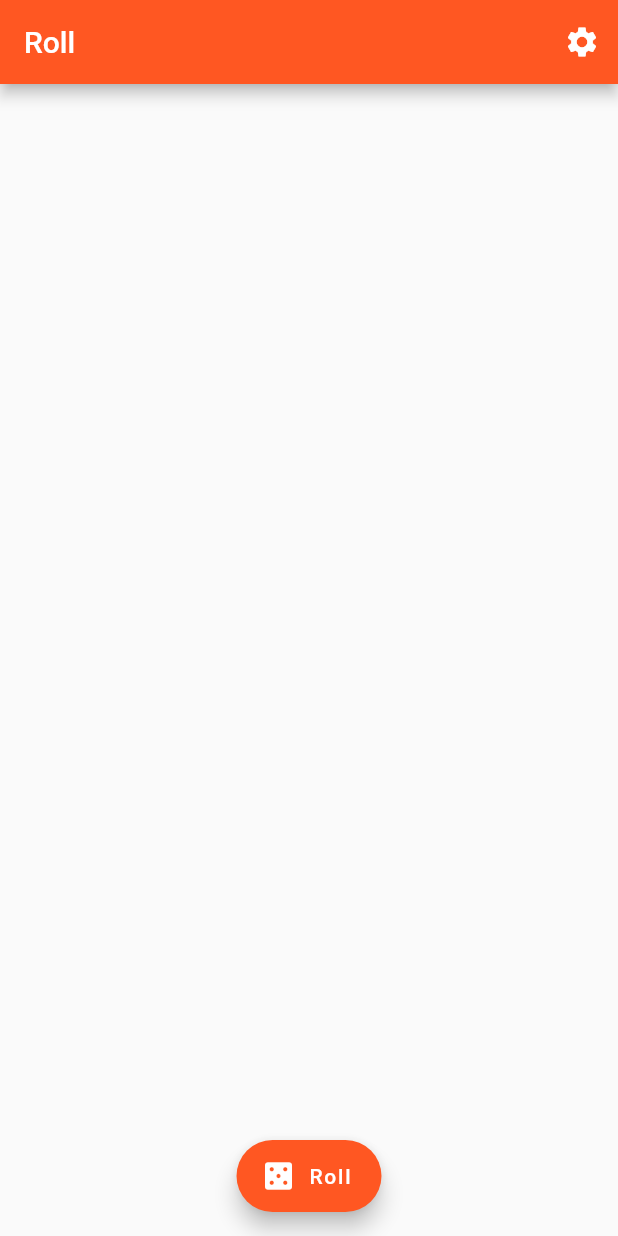
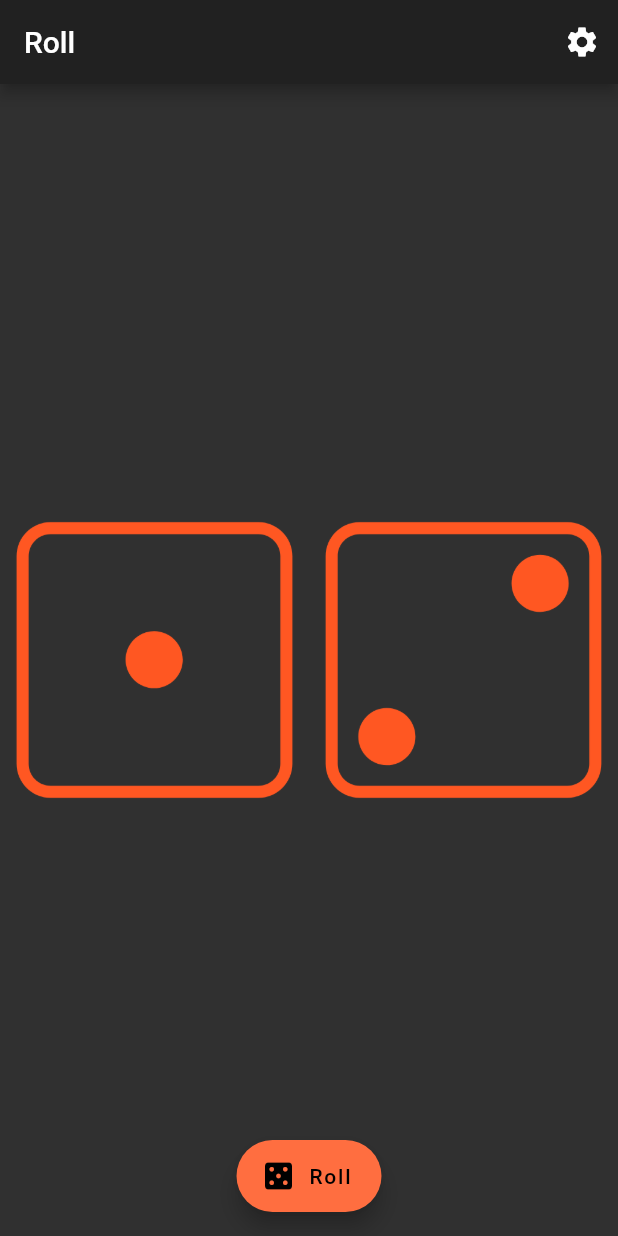
Before and after one commit to 29vivek/rolladice, a Flutter app: the screen it shows after launch, after a tap on "Roll", on a phone screen of 412 x 824 dp. Run offline on Flutter 3.47's test engine with Material 2 defaults, Android fonts, the light colour scheme and no system bars.

Commit message:
fab action to change theme

```diff
--- a/lib/main.dart
+++ b/lib/main.dart
@@ -12,15 +12,40 @@ class MyApp extends StatefulWidget {
 
 class MyAppState extends State<MyApp> {
 
-  ThemeData _themeData =ThemeData(
+  int _diceOne = 1;
+  int _diceTwo = 2;
+  bool _isDark = false;
+
+  ThemeData _themeDataLight =ThemeData(
     primarySwatch: Colors.deepOrange,
+    brightness: Brightness.light,
+    accentColor: Colors.deepOrangeAccent,
+    floatingActionButtonTheme: FloatingActionButtonThemeData(
+      foregroundColor: Colors.white,
+    )
   );
+
+  ThemeData _themeDataDark =ThemeData(
+    primarySwatch: Colors.deepOrange,
+    brightness: Brightness.dark,
+    accentColor: Colors.deepOrangeAccent,
+    floatingActionButtonTheme: FloatingActionButtonThemeData(
+      foregroundColor: Colors.black,
+    )
+  );
+
+
+  @override
+  void initState() {
+    super.initState();
+
+  }
 
   @override
   Widget build(BuildContext context) {
     return MaterialApp(
       title: 'Dice Roll',
-      theme: _themeData,
+      theme: _isDark ? _themeDataDark : _themeDataLight,
       home: Scaffold(
         appBar: AppBar(
           title: Text('Roll'),
@@ -31,12 +56,37 @@ class MyAppState extends State<MyApp> {
             ),
           ],
         ),
-        body: Container(),
+        body: Center(
+          child: Row(
+            children: <Widget>[
+              Expanded(
+                child: Image.asset(
+                  'images/dice-${_isDark?'dark':'light'}-$_diceOne.png',
+                  color: Colors.deepOrange,
+                ),
+              ),
+              Expanded(
+                child: Image.asset(
+                  'images/dice-${_isDark?'dark':'light'}-$_diceTwo.png',
+                  color: Colors.deepOrange,
+                ),
+              ),
+            ],
+          ),
+        ),
         floatingActionButton: FloatingActionButton.extended(
           icon: Icon(Icons.casino),
           label: Text('Roll'),
           tooltip: 'Roll the dice',
-          onPressed: () {},
+          onPressed: () {
+            setState(() {
+              if(_isDark)
+                _isDark = false;
+              else
+                _isDark = true;
+
+            });
+          },
         ),
         floatingActionButtonLocation: FloatingActionButtonLocation.centerFloat,
       )
```
